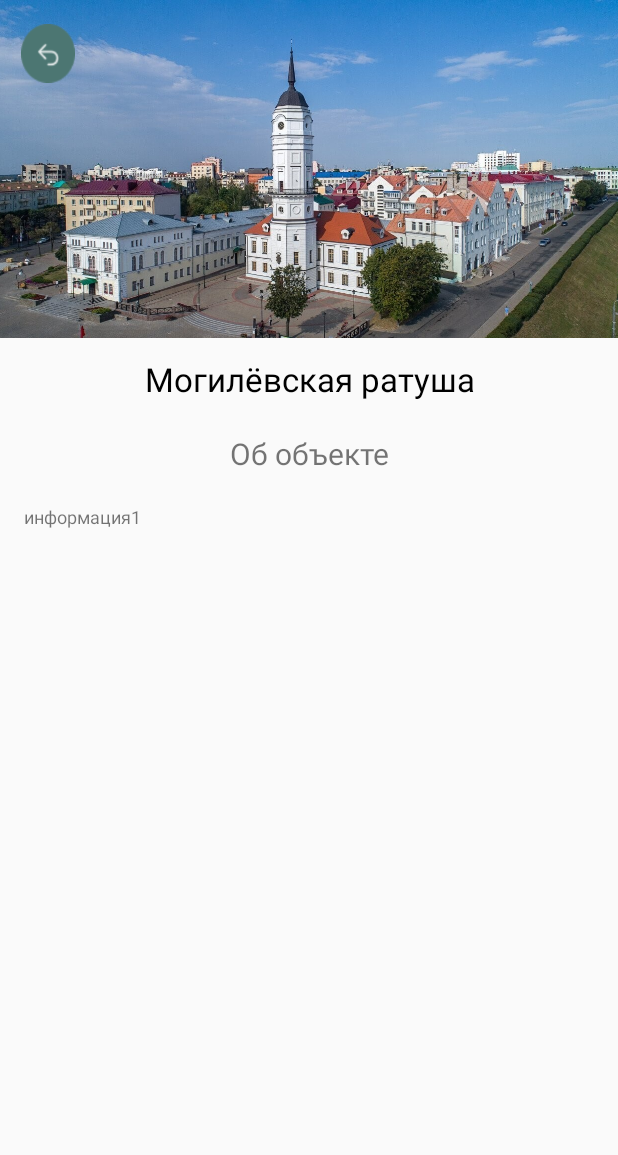
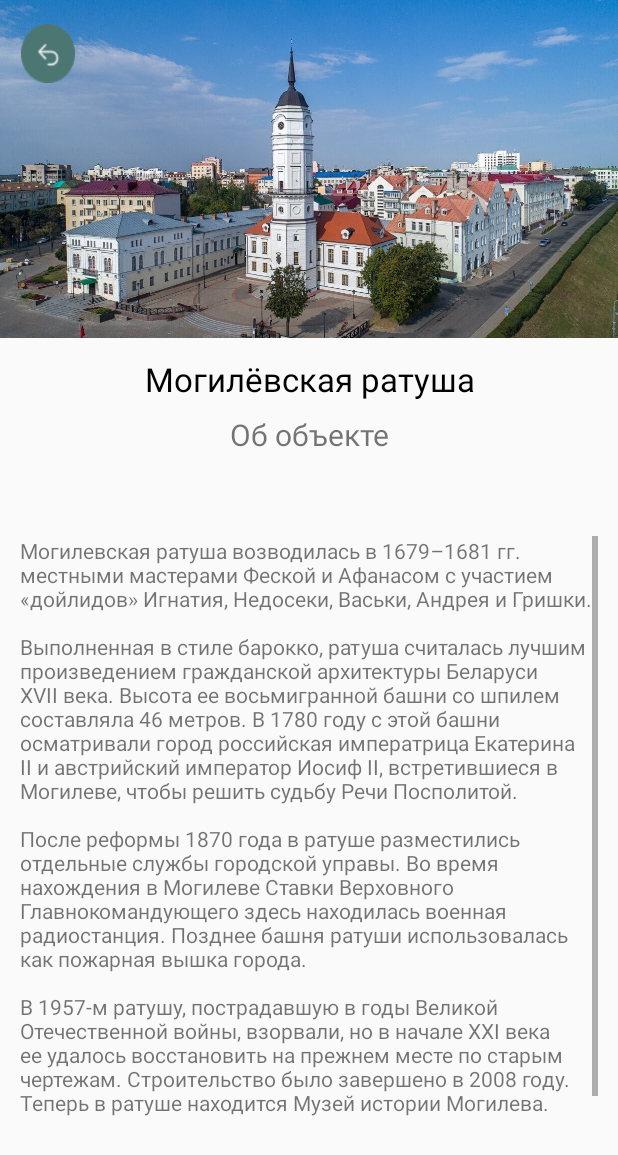
Before and after one commit to Dimalipay/Attraction, an Android app: the GameLevels screen opened directly, with no data from a screen before it, after a tap on "Могилёвская ратуша", on a phone screen of 412 x 824 dp. Shown: the top 1155 px of the screen. Run offline under Robolectric (Android 15) with nearby library versions, the phone set to English and light mode, and no system bars.

Commit message:
add scrollview, no slider

```diff
--- a/app/src/main/AndroidManifest.xml
+++ b/app/src/main/AndroidManifest.xml
@@ -1,6 +1,8 @@
 <?xml version="1.0" encoding="utf-8"?>
 <manifest xmlns:android="http://schemas.android.com/apk/res/android"
     xmlns:tools="http://schemas.android.com/tools">
+
+    <uses-permission android:name="android.permission.INTERNET" />
 
     <application
         android:allowBackup="true"
--- a/app/src/main/java/com/example/attraction/GameLevels.java
+++ b/app/src/main/java/com/example/attraction/GameLevels.java
@@ -32,7 +32,13 @@ public class GameLevels extends AppCompatActivity {
         recyclerView = findViewById(R.id.recycelrView);
         recyclerView.setLayoutManager(new LinearLayoutManager(this));
 
-        arrayList.add(new Model(R.drawable.object_one, "Могилёвская ратуша", "информация1"));
+        arrayList.add(new Model(R.drawable.object_one, "Могилёвская ратуша", "Могилевская ратуша возводилась в 1679–1681 гг. местными мастерами Феской и Афанасом с участием «дойлидов» Игнатия, Недосеки, Васьки, Андрея и Гришки.\n" +
+                "\n" +
+                "Выполненная в стиле барокко, ратуша считалась лучшим произведением гражданской архитектуры Беларуси XVII века. Высота ее восьмигранной башни со шпилем составляла 46 метров. В 1780 году с этой башни осматривали город российская императрица Екатерина II и австрийский император Иосиф II, встретившиеся в Могилеве, чтобы решить судьбу Речи Посполитой.\n" +
+                "\n" +
+                "После реформы 1870 года в ратуше разместились отдельные службы городской управы. Во время нахождения в Могилеве Ставки Верховного Главнокомандующего здесь находилась военная радиостанция. Позднее башня ратуши использовалась как пожарная вышка города.\n" +
+                "\n" +
+                "В 1957-м ратушу, пострадавшую в годы Великой Отечественной войны, взорвали, но в начале ХХI века ее удалось восстановить на прежнем месте по старым чертежам. Строительство было завершено в 2008 году. Теперь в ратуше находится Музей истории Могилева."));
         arrayList.add(new Model(R.drawable.object_two, "Памятник Бобру", "информация2"));
         arrayList.add(new Model(R.drawable.object_three, "Бобруйская крепость", "информация3"));
         arrayList.add(new Model(R.drawable.object_four, "Костел Святого Станислава", "информация4"));
--- a/app/src/main/java/com/example/attraction/MainActivity2.java
+++ b/app/src/main/java/com/example/attraction/MainActivity2.java
@@ -8,6 +8,7 @@ import android.view.View;
 import android.widget.Button;
 import android.widget.ImageView;
 import android.widget.TextView;
+import android.widget.VideoView;
 
 public class MainActivity2 extends AppCompatActivity {
 
--- a/app/src/main/res/layout/activity_main2.xml
+++ b/app/src/main/res/layout/activity_main2.xml
@@ -35,22 +35,21 @@
 
     <TextView
         android:id="@+id/tv1"
-        android:layout_width="384dp"
+        android:layout_width="385dp"
         android:layout_height="39dp"
         android:layout_marginTop="8dp"
         android:gravity="center"
+        android:text="@string/attraction_1"
         android:textColor="@color/black"
         android:textSize="22sp"
-        android:text="@string/attraction_1"
         app:layout_constraintEnd_toEndOf="parent"
         app:layout_constraintStart_toStartOf="parent"
         app:layout_constraintTop_toBottomOf="@+id/iv3" />
 
     <TextView
         android:id="@+id/textView2"
-        android:layout_width="384dp"
-        android:layout_height="35dp"
-        android:layout_marginTop="12dp"
+        android:layout_width="385dp"
+        android:layout_height="34dp"
         android:gravity="center"
         android:text="@string/kratk_info"
         android:textSize="20sp"
@@ -58,15 +57,27 @@
         app:layout_constraintStart_toStartOf="parent"
         app:layout_constraintTop_toBottomOf="@+id/tv1" />
 
-    <TextView
-        android:id="@+id/tv3"
-        android:layout_width="380dp"
-        android:layout_height="307dp"
-        android:layout_marginTop="16dp"
-        android:text="@string/attraction_1_kr"
-        android:textSize="12sp"
+    <ScrollView
+        android:layout_width="385dp"
+        android:layout_height="418dp"
+        android:layout_marginTop="1dp"
+        app:layout_constraintBottom_toBottomOf="parent"
         app:layout_constraintEnd_toEndOf="parent"
         app:layout_constraintStart_toStartOf="parent"
-        app:layout_constraintTop_toBottomOf="@+id/textView2" />
+        app:layout_constraintTop_toBottomOf="@+id/textView2">
+
+        <LinearLayout
+            android:layout_width="match_parent"
+            android:layout_height="wrap_content"
+            android:orientation="vertical">
+
+            <TextView
+                android:id="@+id/tv3"
+                android:layout_width="match_parent"
+                android:layout_height="468dp"
+                android:text="@string/attraction_1_kr"
+                android:textSize="14sp" />
+        </LinearLayout>
+    </ScrollView>
 
 </androidx.constraintlayout.widget.ConstraintLayout>
```
